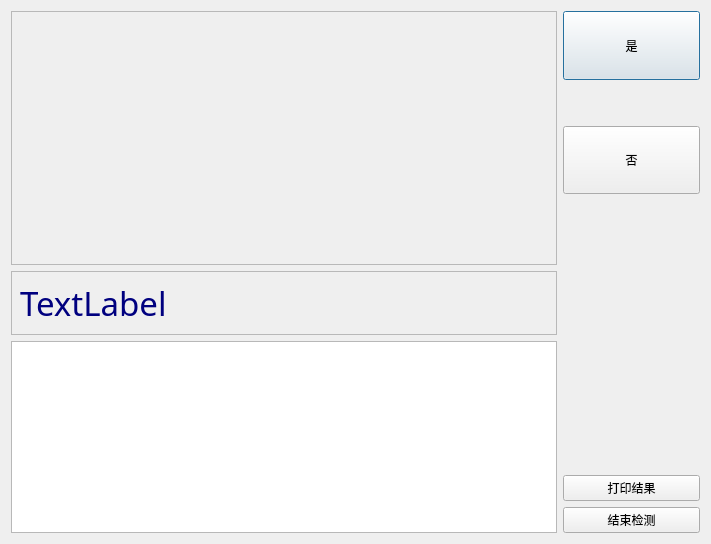
Before: the Qt Designer form CatRunUI/CatRunUI.ui in llseptem/Cat, drawn with Qt 5.
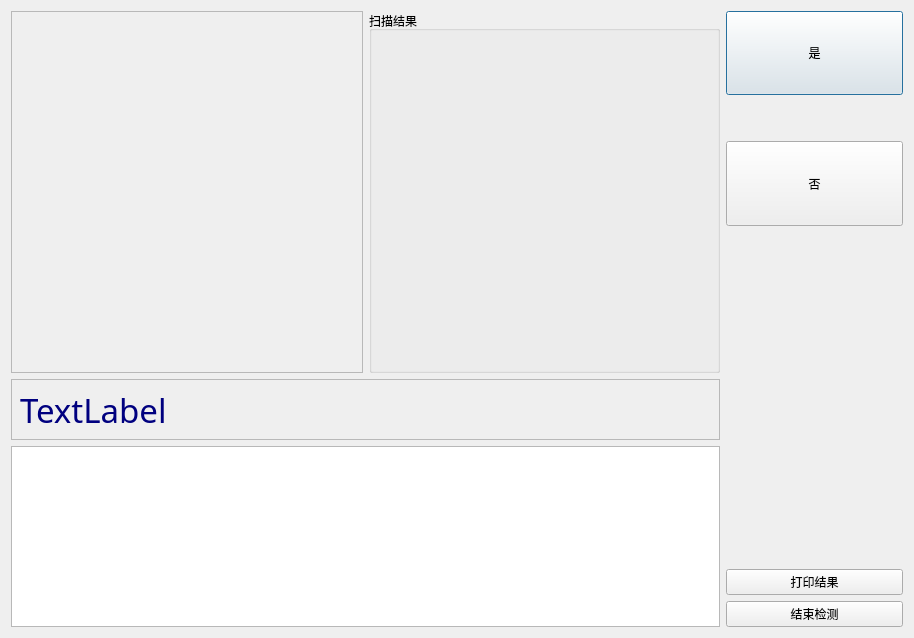
After: the same form once the commit is applied. Icons and pictures are not drawn.

Diff of the .ui file:
```diff
--- a/CatRunUI/CatRunUI.ui
+++ b/CatRunUI/CatRunUI.ui
@@ -6,8 +6,8 @@
    <rect>
     <x>0</x>
     <y>0</y>
-    <width>711</width>
-    <height>544</height>
+    <width>914</width>
+    <height>638</height>
    </rect>
   </property>
   <property name="windowTitle">
@@ -16,9 +16,11 @@
   <property name="modal">
    <bool>true</bool>
   </property>
-  <layout class="QHBoxLayout" name="horizontalLayout" stretch="4,1">
+  <layout class="QHBoxLayout" name="horizontalLayout_2" stretch="4,1">
    <item>
-    <layout class="QVBoxLayout" name="verticalLayout_2" stretch="4,1,0">
+    <layout class="QVBoxLayout" name="verticalLayout_2" stretch="6,1,3">
+     <item>
+      <layout class="QHBoxLayout" name="horizontalLayout" stretch="1,1">
      <item>
       <widget class="QLabel" name="imgLabel">
        <property name="frameShape">
@@ -31,6 +33,15 @@
         <set>Qt::AlignCenter</set>
        </property>
       </widget>
+       </item>
+       <item>
+        <widget class="QGroupBox" name="resultGrp">
+         <property name="title">
+          <string>扫描结果</string>
+         </property>
+        </widget>
+       </item>
+      </layout>
      </item>
      <item>
       <widget class="QLabel" name="titleLabel">
```
Left out of the diff: 3 changed lines with no effect on the pictures. Lines whose indentation alone changed are shown as unchanged.
